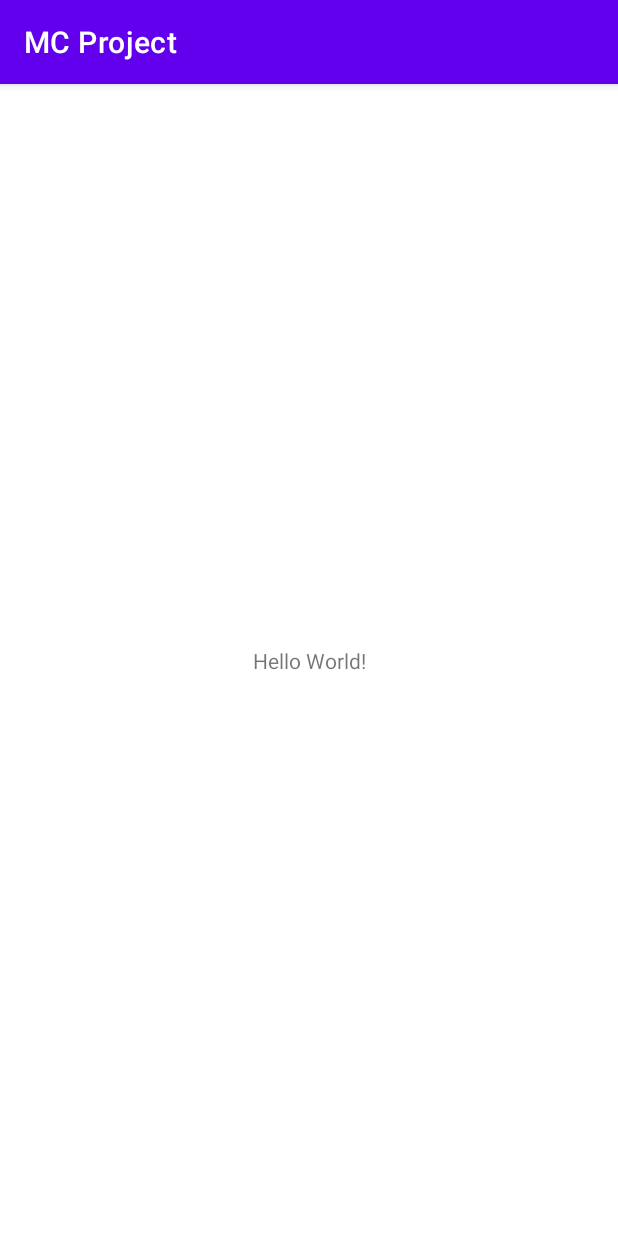
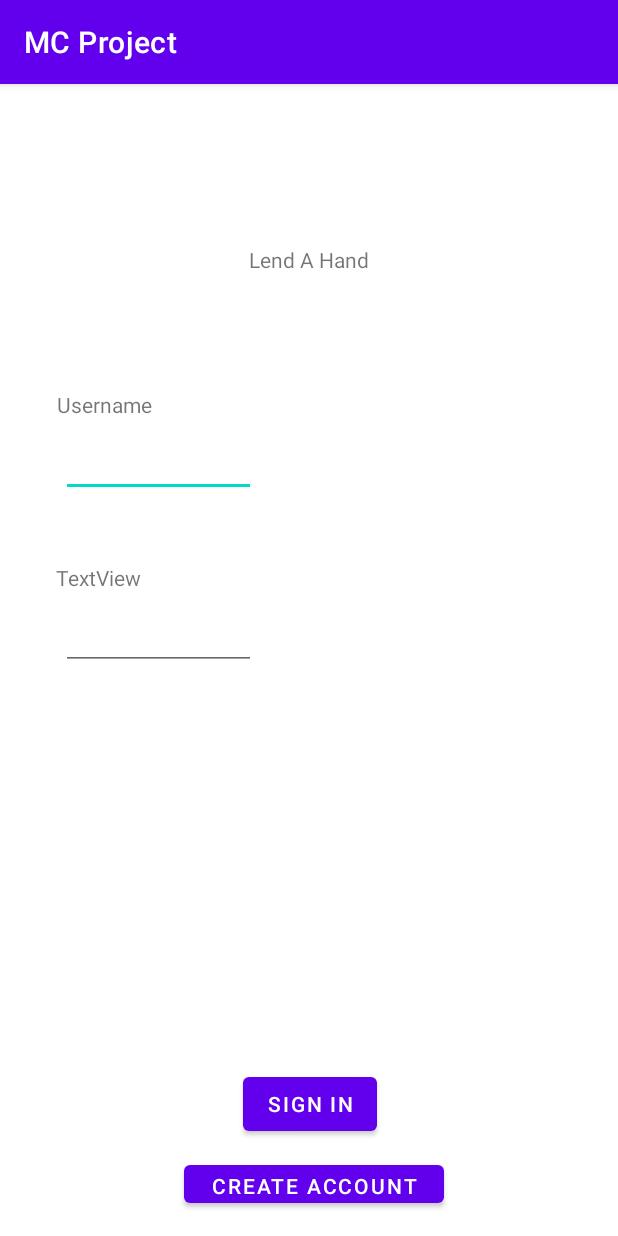
Before and after one commit to Weppman/MCProject, an Android app: the screen it shows after launch (MainActivity), on a phone screen of 412 x 824 dp. Run offline under Robolectric (Android 15) with nearby library versions, the phone set to English and light mode, and no system bars.

Commit message:
Sighn In Ui Being created, basic no real code just the layout

```diff
--- a/app/src/main/res/layout/activity_main.xml
+++ b/app/src/main/res/layout/activity_main.xml
@@ -4,15 +4,111 @@
     xmlns:tools="http://schemas.android.com/tools"
     android:layout_width="match_parent"
     android:layout_height="match_parent"
+    android:layout_centerHorizontal="false"
+    android:addStatesFromChildren="false"
+    android:contextClickable="false"
     tools:context=".MainActivity">
 
     <TextView
-        android:layout_width="wrap_content"
-        android:layout_height="wrap_content"
-        android:text="Hello World!"
-        app:layout_constraintBottom_toBottomOf="parent"
+        android:id="@+id/tVUsernameError"
+        android:layout_width="122dp"
+        android:layout_height="30dp"
+        android:layout_marginTop="232dp"
+        app:layout_constraintEnd_toEndOf="parent"
+        app:layout_constraintHorizontal_bias="0.469"
+        app:layout_constraintStart_toEndOf="@+id/editTextUsername"
+        app:layout_constraintTop_toTopOf="parent" />
+
+    <TextView
+        android:id="@+id/TVtitleSighnIn"
+        android:layout_width="177dp"
+        android:layout_height="34dp"
+        android:layout_marginTop="100dp"
+        android:gravity="center"
+        android:text="Lend A Hand"
         app:layout_constraintEnd_toEndOf="parent"
         app:layout_constraintStart_toStartOf="parent"
         app:layout_constraintTop_toTopOf="parent" />
 
+    <TextView
+        android:id="@+id/TVusername"
+        android:layout_width="wrap_content"
+        android:layout_height="wrap_content"
+        android:layout_marginTop="204dp"
+        android:clickable="false"
+        android:text="Username"
+        app:layout_constraintEnd_toEndOf="parent"
+        app:layout_constraintHorizontal_bias="0.109"
+        app:layout_constraintStart_toStartOf="parent"
+        app:layout_constraintTop_toTopOf="parent" />
+
+    <EditText
+        android:id="@+id/editTextUsername"
+        android:layout_width="130dp"
+        android:layout_height="48dp"
+        android:layout_marginTop="4dp"
+        android:ems="10"
+        android:gravity="start|top"
+        android:inputType="textMultiLine"
+        app:layout_constraintEnd_toEndOf="parent"
+        app:layout_constraintHorizontal_bias="0.145"
+        app:layout_constraintStart_toStartOf="parent"
+        app:layout_constraintTop_toBottomOf="@+id/TVusername" />
+
+    <EditText
+        android:id="@+id/editTextPassword"
+        android:layout_width="130dp"
+        android:layout_height="48dp"
+        android:layout_marginTop="4dp"
+        android:ems="10"
+        android:gravity="start|top"
+        android:inputType="textMultiLine"
+        app:layout_constraintEnd_toEndOf="parent"
+        app:layout_constraintHorizontal_bias="0.145"
+        app:layout_constraintStart_toStartOf="parent"
+        app:layout_constraintTop_toBottomOf="@+id/tVPassword" />
+
+    <TextView
+        android:id="@+id/tVPassword"
+        android:layout_width="wrap_content"
+        android:layout_height="wrap_content"
+        android:layout_marginTop="44dp"
+        android:text="TextView"
+        app:layout_constraintEnd_toEndOf="parent"
+        app:layout_constraintHorizontal_bias="0.106"
+        app:layout_constraintStart_toStartOf="parent"
+        app:layout_constraintTop_toBottomOf="@+id/editTextUsername" />
+
+    <TextView
+        android:id="@+id/tVPasswordError"
+        android:layout_width="122dp"
+        android:layout_height="30dp"
+        android:layout_marginTop="88dp"
+        app:layout_constraintEnd_toEndOf="parent"
+        app:layout_constraintHorizontal_bias="0.469"
+        app:layout_constraintStart_toEndOf="@+id/editTextPassword"
+        app:layout_constraintTop_toBottomOf="@+id/tVUsernameError" />
+
+    <Button
+        android:id="@+id/btnSighnIn"
+        android:layout_width="wrap_content"
+        android:layout_height="wrap_content"
+        android:layout_marginBottom="64dp"
+        android:text="Sign In"
+        app:layout_constraintBottom_toBottomOf="parent"
+        app:layout_constraintEnd_toEndOf="parent"
+        app:layout_constraintHorizontal_bias="0.502"
+        app:layout_constraintStart_toStartOf="parent" />
+
+    <Button
+        android:id="@+id/btnCreateAccount"
+        android:layout_width="173dp"
+        android:layout_height="37dp"
+        android:layout_marginBottom="16dp"
+        android:text="Create Account"
+        app:layout_constraintBottom_toBottomOf="parent"
+        app:layout_constraintEnd_toEndOf="parent"
+        app:layout_constraintHorizontal_bias="0.515"
+        app:layout_constraintStart_toStartOf="parent" />
+
 </androidx.constraintlayout.widget.ConstraintLayout>
```
Also changed, not shown: app/src/main/res/drawable/blue_fluid_background_frame_53876_99019.png (added).
